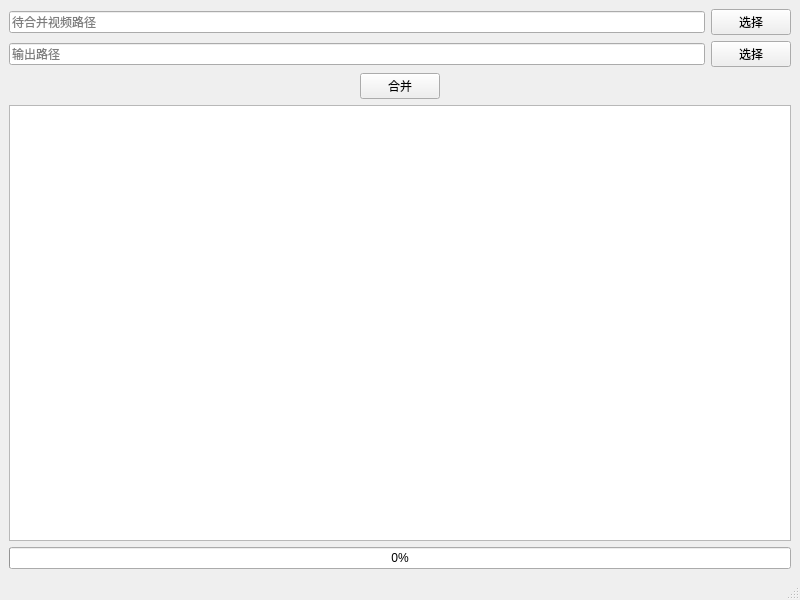
Old version of the form biliwidget.ui in the repository L-Super/BiliVideoMerge.
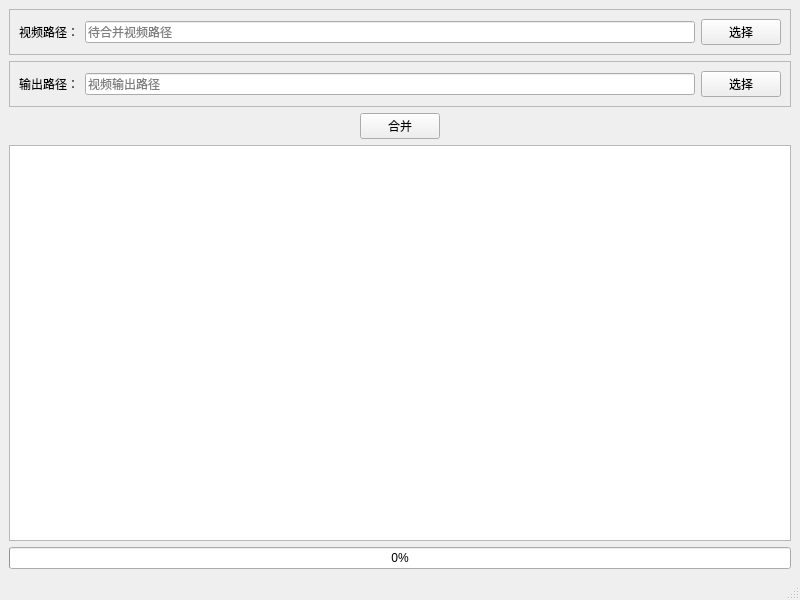
New version of the form.

Commit message: feat:布局换成QFrame

The edit to the form file:
```diff
--- a/biliwidget.ui
+++ b/biliwidget.ui
@@ -16,7 +16,21 @@
   <widget class="QWidget" name="centralwidget">
    <layout class="QVBoxLayout" name="verticalLayout">
     <item>
-     <layout class="QHBoxLayout" name="horizontalLayout">
+     <widget class="QFrame" name="frame">
+      <property name="frameShape">
+       <enum>QFrame::StyledPanel</enum>
+      </property>
+      <property name="frameShadow">
+       <enum>QFrame::Plain</enum>
+      </property>
+      <layout class="QHBoxLayout" name="horizontalLayout_5">
+       <item>
+        <widget class="QLabel" name="srcLabel">
+         <property name="text">
+          <string>视频路径：</string>
+         </property>
+        </widget>
+       </item>
       <item>
        <widget class="QLineEdit" name="srcLineEdit">
         <property name="inputMask">
@@ -32,16 +46,34 @@
         <property name="text">
          <string>选择</string>
         </property>
+         <property name="flat">
+          <bool>false</bool>
+         </property>
        </widget>
       </item>
      </layout>
+     </widget>
     </item>
     <item>
-     <layout class="QHBoxLayout" name="horizontalLayout_2">
+     <widget class="QFrame" name="frame_2">
+      <property name="frameShape">
+       <enum>QFrame::StyledPanel</enum>
+      </property>
+      <property name="frameShadow">
+       <enum>QFrame::Plain</enum>
+      </property>
+      <layout class="QHBoxLayout" name="horizontalLayout_6">
+       <item>
+        <widget class="QLabel" name="desLabel">
+         <property name="text">
+          <string>输出路径：</string>
+         </property>
+        </widget>
+       </item>
       <item>
        <widget class="QLineEdit" name="desLineEdit">
         <property name="placeholderText">
-         <string>输出路径</string>
+          <string>视频输出路径</string>
         </property>
        </widget>
       </item>
@@ -53,6 +85,7 @@
        </widget>
       </item>
      </layout>
+     </widget>
     </item>
     <item>
      <layout class="QHBoxLayout" name="horizontalLayout_3">
```
Left out of the diff: 3 changed lines with no effect on the pictures. Lines whose indentation alone changed are shown as unchanged. The commit also changes 5 other files.
